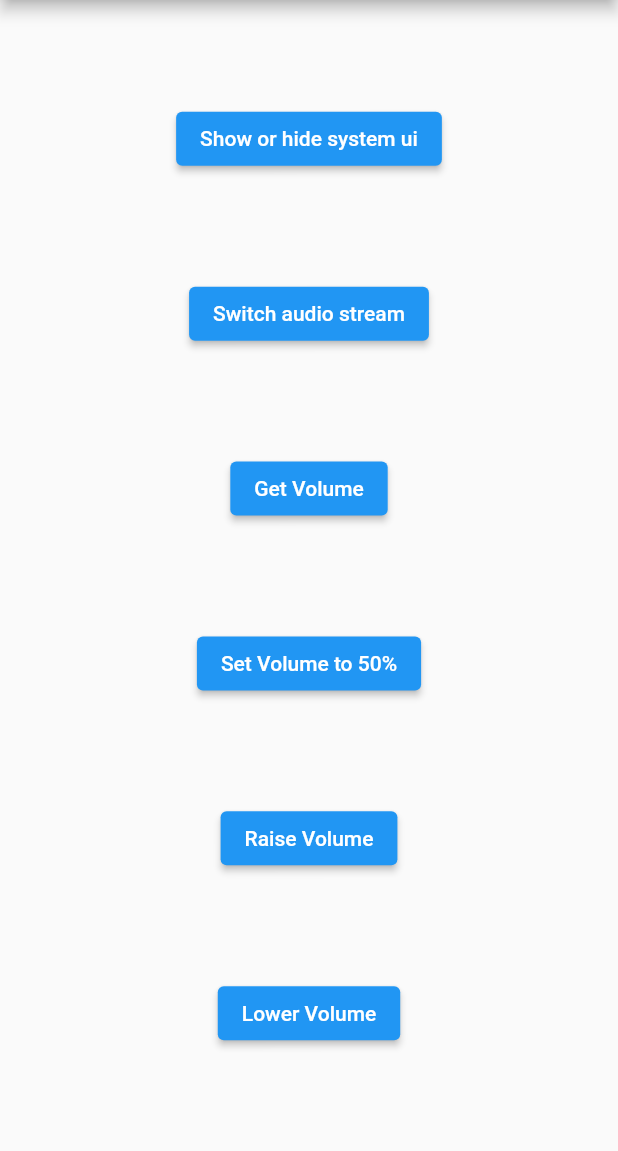
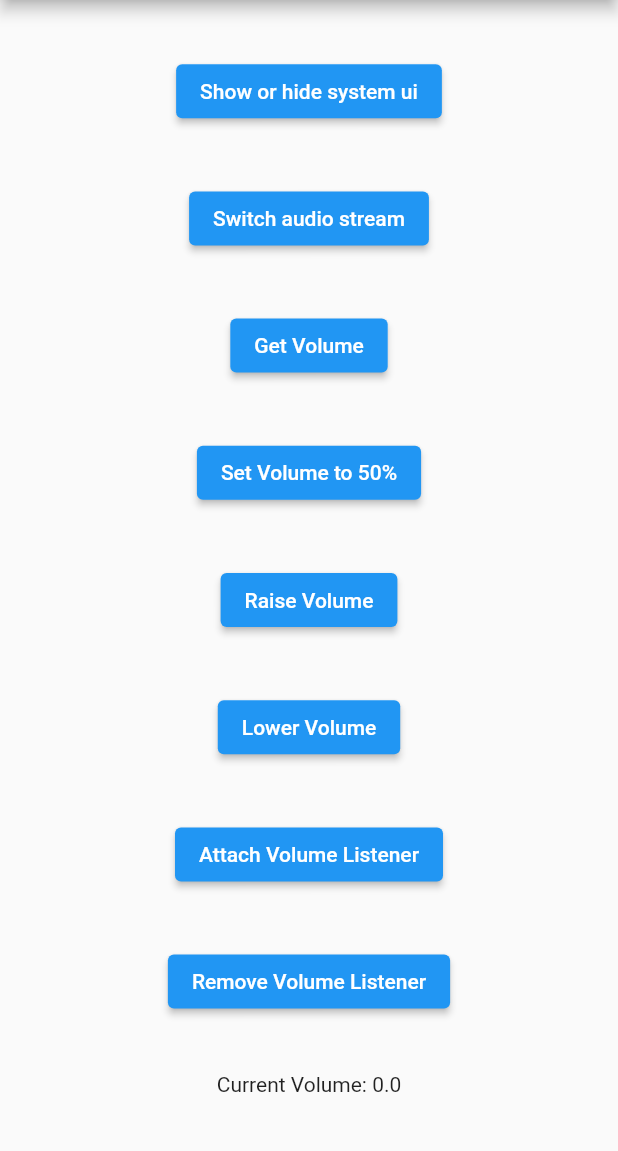
Before and after one commit to yosemiteyss/flutter_volume_controller, a Flutter app: the screen it shows after launch, on a phone screen of 412 x 824 dp, the part 84-1235 px from its top. Run offline on Flutter 3.47's test engine with Material 2 defaults, Android fonts, the light colour scheme and no system bars.

Commit message:
add attach and remove volume listener to example

```diff
--- a/example/lib/main.dart
+++ b/example/lib/main.dart
@@ -16,15 +16,14 @@ class MyApp extends StatefulWidget {
 
 class _MyAppState extends State<MyApp> {
   final _scaffoldMessengerKey = GlobalKey<ScaffoldMessengerState>();
+
   AudioStream _audioStream = AudioStream.music;
+  double _currentVolume = 0.0;
 
   @override
   void initState() {
     super.initState();
     FlutterVolumeController.setAndroidAudioStream(stream: AudioStream.music);
-    FlutterVolumeController.addListener((volume) {
-      debugPrint('Volume changed: $volume');
-    });
   }
 
   @override
@@ -132,6 +131,39 @@ class _MyAppState extends State<MyApp> {
                 },
               ),
             ),
+            Center(
+              child: ElevatedButton(
+                child: const Text('Attach Volume Listener'),
+                onPressed: () {
+                  FlutterVolumeController.addListener((volume) {
+                    setState(() {
+                      _currentVolume = volume;
+                    });
+                  });
+                  _scaffoldMessengerKey.currentState?.showSnackBar(
+                    const SnackBar(
+                      content: Text('Volume listener attached.'),
+                      duration: Duration(seconds: 1),
+                    ),
+                  );
+                },
+              ),
+            ),
+            Center(
+              child: ElevatedButton(
+                child: const Text('Remove Volume Listener'),
+                onPressed: () {
+                  FlutterVolumeController.removeListener();
+                  _scaffoldMessengerKey.currentState?.showSnackBar(
+                    const SnackBar(
+                      content: Text('Volume listener removed.'),
+                      duration: Duration(seconds: 1),
+                    ),
+                  );
+                },
+              ),
+            ),
+            Text('Current Volume: $_currentVolume'),
           ],
         ),
       ),
```
